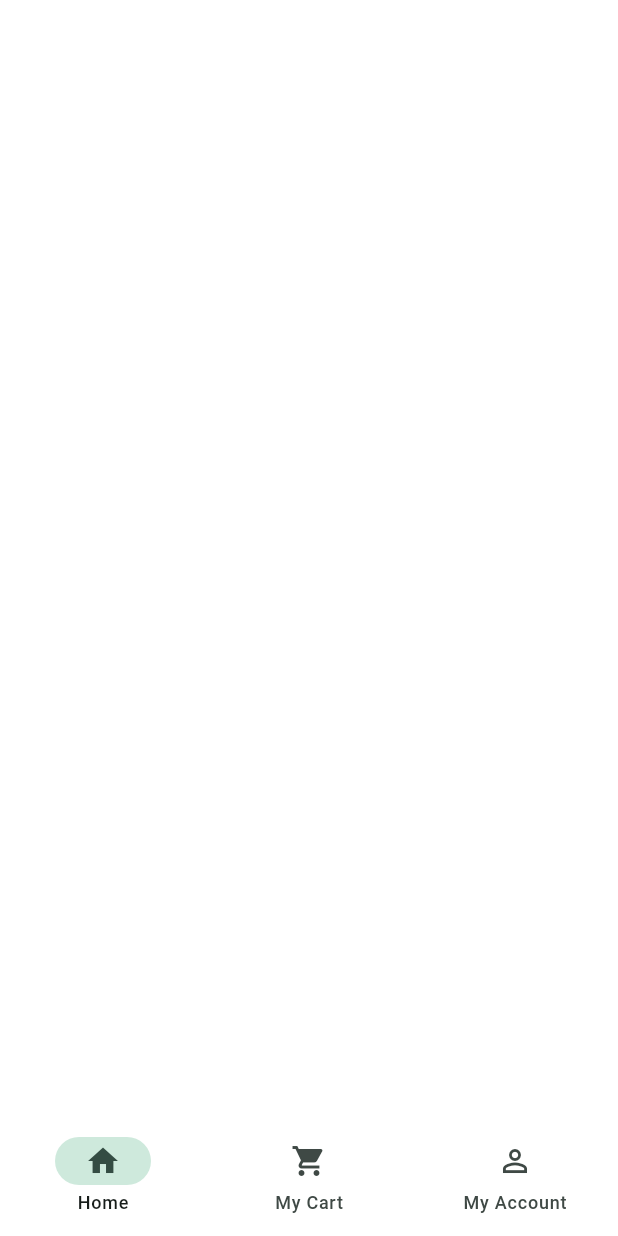
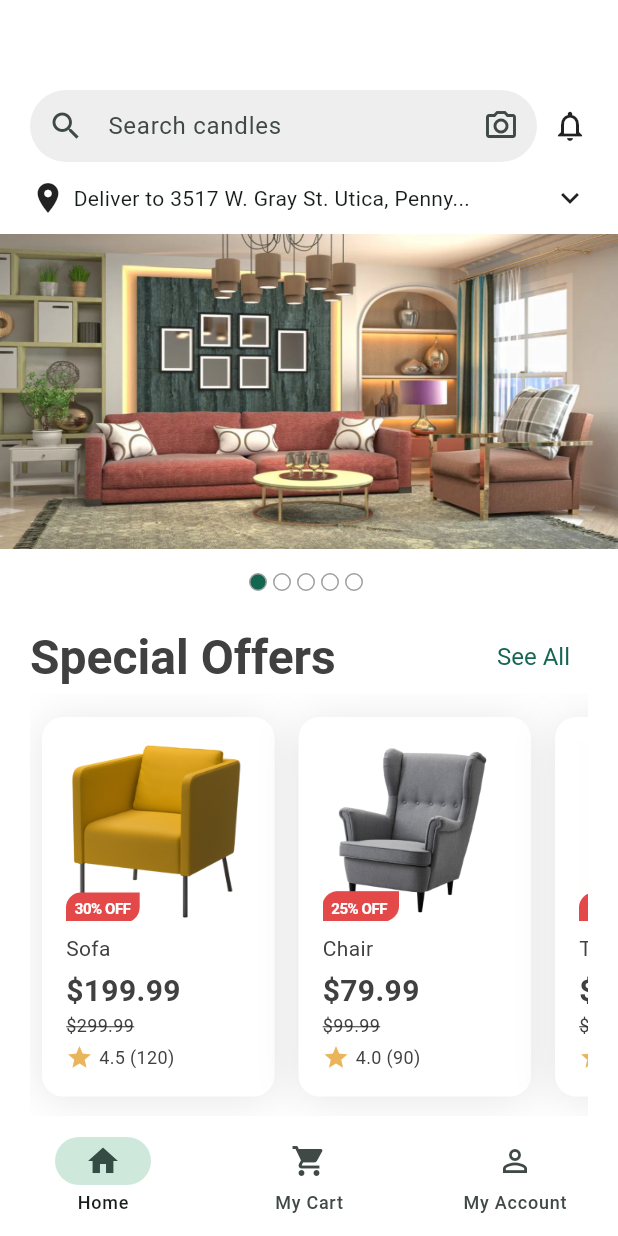
Before and after one commit to Hasib2k21/Home_Haven, a Flutter app: the BottomNavScreen screen opened directly, on a phone screen of 412 x 824 dp. Run offline on Flutter 3.47's test engine with Material 3 defaults, Android fonts, the phone set to English and light mode, and no system bars; drawn by our look-alikes of carousel_slider; our stand-ins replace flutter_svg, gap, get.

Commit message:
Add Home Screen

```diff
--- a/lib/presentation/ui/screens/bottom_nav_screen.dart
+++ b/lib/presentation/ui/screens/bottom_nav_screen.dart
@@ -1,3 +1,4 @@
+import 'package:flutter/cupertino.dart';
 import 'package:flutter/material.dart';
 import 'package:get/get.dart';
 import 'package:home_haven/presentation/ui/screens/account/my_account_screen.dart';
@@ -13,8 +14,7 @@ class BottomNavScreen extends StatefulWidget {
 }
 
 class _BottomNavScreenState extends State<BottomNavScreen> {
-  final BottomNavbarController _navbarController =
-      Get.find<BottomNavbarController>();
+  final BottomNavbarController _navbarController = Get.find<BottomNavbarController>();
 
   final List<Widget> _screen = [
     const HomeScreen(),
@@ -26,19 +26,22 @@ class _BottomNavScreenState extends State<BottomNavScreen> {
   Widget build(BuildContext context) {
     return GetBuilder<BottomNavbarController>(builder: (_) {
       return Scaffold(
-
         body: _screen[_navbarController.selectedIndex],
-        bottomNavigationBar: NavigationBar(
-          backgroundColor: Colors.white,
-          selectedIndex: _navbarController.selectedIndex,
-          onDestinationSelected: _navbarController.changeIndex,
-          destinations: const [
-            NavigationDestination(icon: Icon(Icons.home), label: 'Home'),
-            NavigationDestination(
-                icon: Icon(Icons.shopping_cart), label: 'My Cart'),
-            NavigationDestination(
-                icon: Icon(Icons.person_outline_outlined), label: 'My Account'),
-          ],
+        bottomNavigationBar: ClipRRect(
+          borderRadius: const BorderRadius.only(
+            topLeft: Radius.circular(20.0), // Adjust the radius as needed
+            topRight: Radius.circular(20.0), // Adjust the radius as needed
+          ),
+          child: NavigationBar(
+            backgroundColor: Colors.white70,
+            selectedIndex: _navbarController.selectedIndex,
+            onDestinationSelected: _navbarController.changeIndex,
+            destinations: const [
+              NavigationDestination(icon: Icon(Icons.home), label: 'Home'),
+              NavigationDestination(icon: Icon(Icons.shopping_cart), label: 'My Cart'),
+              NavigationDestination(icon: Icon(Icons.person_outline_outlined), label: 'My Account'),
+            ],
+          ),
         ),
       );
     });
--- a/lib/presentation/ui/screens/home/home_screen.dart
+++ b/lib/presentation/ui/screens/home/home_screen.dart
@@ -1,4 +1,9 @@
 import 'package:flutter/material.dart';
+import 'package:gap/gap.dart';
+import 'package:home_haven/presentation/ui/widget/home/product_image_slider.dart';
+import 'package:home_haven/presentation/ui/widget/home/search_text_field.dart';
+import '../../utils/app_colors.dart';
+import '../../widget/home/horizontal_product_list_view.dart';
 
 class HomeScreen extends StatefulWidget {
   const HomeScreen({super.key});
@@ -10,6 +15,82 @@ class HomeScreen extends StatefulWidget {
 class _HomeScreenState extends State<HomeScreen> {
   @override
   Widget build(BuildContext context) {
-    return Scaffold();
+    return Scaffold(
+      backgroundColor: Colors.transparent,
+      body: SingleChildScrollView(
+        child: Column(
+          children: [
+            const Gap(60),
+            _buildAppbar(),
+            const Gap(12),
+            const ProductImageSlider(),
+            const Gap(20),
+            Padding(
+              padding: const EdgeInsets.symmetric(horizontal: 20),
+              child: Column(
+                mainAxisAlignment: MainAxisAlignment.start,
+                children: [
+                  _buildSectionHeader(context),
+                  const HorizontalProductListView()
+                ],
+              ),
+            )
+          ],
+        ),
+      ),
+    );
+  }
+
+  Row _buildSectionHeader(BuildContext context) {
+    return Row(
+      mainAxisAlignment: MainAxisAlignment.spaceBetween,
+      children: [
+        Text(
+          'Special Offers',
+          style: Theme.of(context).textTheme.headlineLarge?.copyWith(
+              fontWeight: FontWeight.w600, color: AppColors.textHead),
+        ),
+        TextButton(onPressed: () {}, child: const Text('See All'))
+      ],
+    );
+  }
+
+  //
+
+  Widget _buildAppbar() {
+    return Padding(
+      padding: const EdgeInsets.symmetric(horizontal: 20),
+      child: Column(
+        crossAxisAlignment: CrossAxisAlignment.start,
+        children: [
+          Row(
+            mainAxisAlignment: MainAxisAlignment.spaceBetween,
+            children: [
+              Expanded(
+                child: SearchTextField(
+                  textEditingController: TextEditingController(),
+                ),
+              ),
+              const SizedBox(width: 10),
+              const Icon(Icons.notifications_outlined),
+            ],
+          ),
+          const Gap(12),
+          const Row(
+            children: [
+              Icon(Icons.location_on),
+              SizedBox(width: 5),
+              Expanded(
+                child: Text(
+                  'Deliver to 3517 W. Gray St. Utica, Penny...',
+                  overflow: TextOverflow.ellipsis,
+                ),
+              ),
+              Icon(Icons.keyboard_arrow_down),
+            ],
+          ),
+        ],
+      ),
+    );
   }
 }
--- a/lib/presentation/ui/utils/assets_path.dart
+++ b/lib/presentation/ui/utils/assets_path.dart
@@ -5,4 +5,6 @@ class AssetsPath{
   static const String monitor= '$_images/monitor.png';
   static const String google= '$_images/img_4.png';
   static const String fb= '$_images/img_5.png';
+  static const String furniture= '$_images/img_9.png';
+  static const String sofa= '$_images/img_7.png';
 }
--- /dev/null
+++ b/lib/presentation/ui/utils/product_list.dart
@@ -0,0 +1,47 @@
+const List<Map<String, dynamic>> productList = [
+  {
+    'imageUrl': 'assets/images/img_7.png',
+    'discount': '30% OFF',
+    'name': 'Sofa',
+    'price': 199.99,
+    'oldPrice': 299.99,
+    'rating': 4.5,
+    'reviews': 120,
+  },
+  {
+    'imageUrl': 'assets/images/img_8.png',
+    'discount': '25% OFF',
+    'name': 'Chair',
+    'price': 79.99,
+    'oldPrice': 99.99,
+    'rating': 4.0,
+    'reviews': 90,
+  },
+  {
+    'imageUrl': 'assets/images/img_10.png',
+    'discount': '15% OFF',
+    'name': 'Table',
+    'price': 149.99,
+    'oldPrice': 175.00,
+    'rating': 4.8,
+    'reviews': 85,
+  },
+  {
+    'imageUrl': 'assets/images/img_11.png',
+    'discount': '50% OFF',
+    'name': 'Lamp',
+    'price': 24.99,
+    'oldPrice': 49.99,
+    'rating': 4.2,
+    'reviews': 200,
+  },
+  {
+    'imageUrl': 'assets/images/img_6.png',
+    'discount': '20% OFF',
+    'name': 'Carpet',
+    'price': 89.99,
+    'oldPrice': 110.00,
+    'rating': 4.3,
+    'reviews': 65,
+  },
+];
--- /dev/null
+++ b/lib/presentation/ui/widget/home/horizontal_product_list_view.dart
@@ -0,0 +1,28 @@
+import 'package:flutter/cupertino.dart';
+import 'package:home_haven/presentation/ui/widget/home/product_card.dart';
+import '../../utils/product_list.dart';
+
+class HorizontalProductListView extends StatelessWidget {
+  const HorizontalProductListView({
+    super.key,
+  });
+
+  @override
+  Widget build(BuildContext context) {
+    return SizedBox(
+      height: 285, // Set the height directly on SizedBox
+      child: ListView.builder(
+        padding: const EdgeInsets.symmetric(vertical: 16),
+        scrollDirection: Axis.horizontal,
+        itemCount: productList.length, // Use the productList from product_data.dart
+        itemBuilder: (context, index) {
+          final product = productList[index];
+          return Padding(
+            padding: const EdgeInsets.symmetric(horizontal: 8),
+            child: ProductCard(product: product),
+          );
+        },
+      ),
+    );
+  }
+}
--- /dev/null
+++ b/lib/presentation/ui/widget/home/product_card.dart
@@ -0,0 +1,109 @@
+import 'package:flutter/material.dart';
+
+class ProductCard extends StatelessWidget {
+  final Map<String, dynamic> product;
+
+  const ProductCard({super.key, required this.product});
+
+  @override
+  Widget build(BuildContext context) {
+    return Container(
+      width: 155,
+       // Increased height from the original size
+      padding: const EdgeInsets.all(16),
+      decoration: ShapeDecoration(
+        color: Colors.white,
+        shape: RoundedRectangleBorder(
+          borderRadius: BorderRadius.circular(14),
+        ),
+        shadows: const [
+          BoxShadow(
+            color: Color(0x19000000),
+            blurRadius: 24,
+            offset: Offset(0, 2),
+            spreadRadius: 0,
+          ),
+        ],
+      ),
+      child: Column(
+        crossAxisAlignment: CrossAxisAlignment.start,
+        children: [
+          Stack(
+            children: [
+              Image.asset(
+                product['imageUrl'],
+                width: 120,
+                height: 120,
+                fit: BoxFit.fill,
+              ),
+              Positioned(
+                left: 0,
+                top: 101,
+                child: Container(
+                  padding: const EdgeInsets.symmetric(horizontal: 6, vertical: 3),
+                  decoration: const ShapeDecoration(
+                    color: Color(0xFFE44949),
+                    shape: RoundedRectangleBorder(
+                      borderRadius: BorderRadius.only(
+                        topLeft: Radius.circular(10),
+                        bottomRight: Radius.circular(10),
+                      ),
+                    ),
+                  ),
+                  child: Text(
+                    product['discount'],
+                    style: const TextStyle(
+                      color: Colors.white,
+                      fontSize: 10,
+                      fontWeight: FontWeight.w600,
+                      letterSpacing: -0.30,
+                    ),
+                  ),
+                ),
+              ),
+            ],
+          ),
+          const SizedBox(height: 8),
+          Text(
+            product['name'],
+            style: const TextStyle(
+              color: Color(0xFF404040),
+              fontSize: 14,
+            ),
+          ),
+          const SizedBox(height: 4),
+          Text(
+            '\$${product['price'].toStringAsFixed(2)}',
+            style: const TextStyle(
+              color: Color(0xFF404040),
+              fontSize: 20,
+              fontWeight: FontWeight.w700,
+            ),
+          ),
+          Text(
+            '\$${product['oldPrice'].toStringAsFixed(2)}',
+            style: const TextStyle(
+              color: Color(0xFF404040),
+              fontSize: 12,
+              decoration: TextDecoration.lineThrough,
+            ),
+          ),
+          const SizedBox(height: 4),
+          Row(
+            children: [
+              const Icon(Icons.star, color: Color(0xFFEAB55A), size: 18),
+              const SizedBox(width: 4),
+              Text(
+                '${product['rating']} (${product['reviews']})',
+                style: const TextStyle(
+                  color: Color(0xFF404040),
+                  fontSize: 12,
+                ),
+              ),
+            ],
+          ),
+        ],
+      ),
+    );
+  }
+}
--- /dev/null
+++ b/lib/presentation/ui/widget/home/product_image_slider.dart
@@ -0,0 +1,78 @@
+import 'package:carousel_slider/carousel_slider.dart';
+import 'package:flutter/material.dart';
+import '../../utils/app_colors.dart';
+import '../../utils/assets_path.dart';
+
+class ProductImageSlider extends StatefulWidget {
+  const ProductImageSlider({
+    super.key,
+  });
+
+  @override
+  State<ProductImageSlider> createState() => _ProductImageSliderState();
+}
+
+class _ProductImageSliderState extends State<ProductImageSlider> {
+  final ValueNotifier<int> _selectedIndex = ValueNotifier(0);
+
+  @override
+  Widget build(BuildContext context) {
+    return Column(
+      children: [
+        CarouselSlider(
+          options: CarouselOptions(
+            height: 210,
+            onPageChanged: (index, reason) {
+              _selectedIndex.value = index;
+            },
+            viewportFraction: 1,
+          ),
+          items: [1, 2, 3, 4, 5].map((i) {
+            return Builder(
+              builder: (BuildContext context) {
+                return Container(
+                  decoration: BoxDecoration(
+                    color: Colors.grey.shade100,
+                    image:  DecorationImage(
+                      image: AssetImage(AssetsPath.furniture,),
+                      fit: BoxFit.fill
+                    ),
+                  ),
+                );
+              },
+            );
+          }).toList(),
+        ),
+        const SizedBox(height: 16), // Spacing between image and dots
+        ValueListenableBuilder(
+          valueListenable: _selectedIndex,
+          builder: (context, currentIndex, _) {
+            return Row(
+              mainAxisAlignment: MainAxisAlignment.center,
+              children: [
+                for (int i = 0; i < 5; i++)
+                  Container(
+                    height: 12,
+                    width: 12,
+                    margin: const EdgeInsets.only(right: 4),
+                    decoration: BoxDecoration(
+                        color: currentIndex == i
+                            ? AppColors.themeColor
+                            : Colors.white,
+                        borderRadius: BorderRadius.circular(12),
+                        border: Border.all(color: Colors.grey)),
+                  ),
+              ],
+            );
+          },
+        ),
+      ],
+    );
+  }
+
+  @override
+  void dispose() {
+    _selectedIndex.dispose();
+    super.dispose();
+  }
+}
--- /dev/null
+++ b/lib/presentation/ui/widget/home/search_text_field.dart
@@ -0,0 +1,37 @@
+import 'package:flutter/material.dart';
+
+class SearchTextField extends StatelessWidget {
+  final TextEditingController textEditingController;
+
+  const SearchTextField({
+    super.key,
+    required this.textEditingController,
+  });
+
+  @override
+  Widget build(BuildContext context) {
+    return TextField(
+      controller: textEditingController,
+      decoration: InputDecoration(
+        fillColor: Colors.grey.shade200,
+        contentPadding: const EdgeInsets.symmetric(horizontal: 16),
+        filled: true,
+        hintText: 'Search candles',
+        prefixIcon: const Icon(Icons.search),
+        suffixIcon: const Icon(Icons.camera_alt_outlined),
+        border: OutlineInputBorder(
+          borderRadius: BorderRadius.circular(25),
+          borderSide: BorderSide.none,
+        ),
+        focusedBorder: OutlineInputBorder(
+          borderRadius: BorderRadius.circular(25),
+          borderSide: BorderSide.none,
+        ),
+        enabledBorder: OutlineInputBorder(
+          borderRadius: BorderRadius.circular(25),
+          borderSide: BorderSide.none,
+        ),
+      ),
+    );
+  }
+}
--- a/pubspec.yaml
+++ b/pubspec.yaml
@@ -43,6 +43,7 @@ dependencies:
   carousel_slider: ^5.0.0
   item_count_number_button: ^1.9.2
   readmore: ^3.0.0
+  gap:
 
 dev_dependencies:
   flutter_test:
```
Also changed, not shown: assets/images/img_10.png (added), assets/images/img_11.png (added), assets/images/img_7.png (added), assets/images/img_8.png (added), assets/images/img_9.png (added), pubspec.lock, 1 other file.
